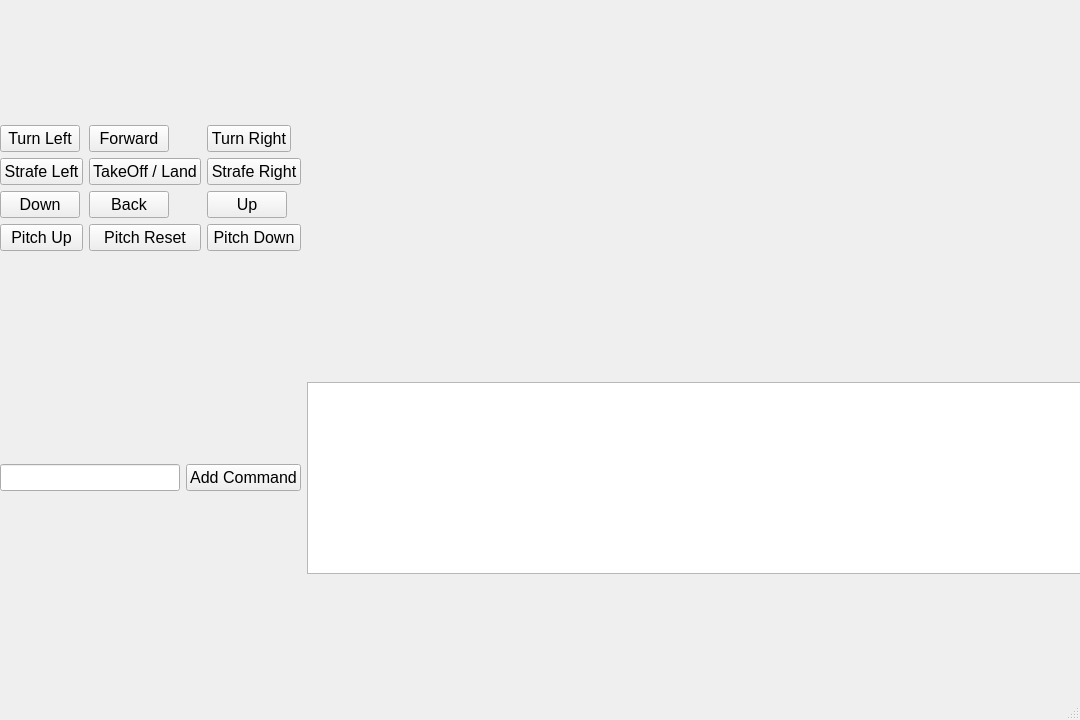
This is PySide2GUI/ui/WubaGUI.ui in vladosaurus/tello as Qt 5 draws it before an edit. The edited form follows.
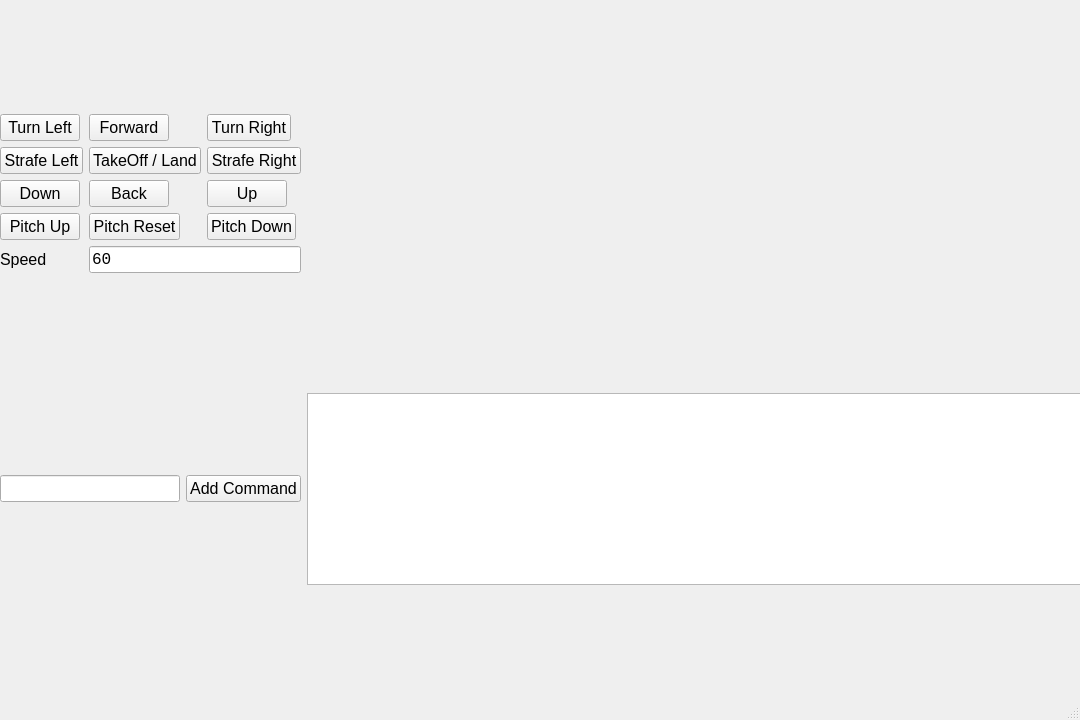
This is the edited form.

Commit message: Add speed text edit and remove pitch buttons

```diff
--- a/PySide2GUI/ui/WubaGUI.ui
+++ b/PySide2GUI/ui/WubaGUI.ui
@@ -157,6 +157,12 @@
        </item>
        <item row="3" column="0">
         <widget class="QPushButton" name="bPitchUp">
+         <property name="sizePolicy">
+          <sizepolicy hsizetype="Fixed" vsizetype="Fixed">
+           <horstretch>0</horstretch>
+           <verstretch>0</verstretch>
+          </sizepolicy>
+         </property>
          <property name="font">
           <font>
            <pointsize>12</pointsize>
@@ -220,6 +226,12 @@
        </item>
        <item row="3" column="2">
         <widget class="QPushButton" name="bPitchDown">
+         <property name="sizePolicy">
+          <sizepolicy hsizetype="Fixed" vsizetype="Fixed">
+           <horstretch>0</horstretch>
+           <verstretch>0</verstretch>
+          </sizepolicy>
+         </property>
          <property name="font">
           <font>
            <pointsize>12</pointsize>
@@ -235,6 +247,12 @@
        </item>
        <item row="3" column="1">
         <widget class="QPushButton" name="bPitchReset">
+         <property name="sizePolicy">
+          <sizepolicy hsizetype="Fixed" vsizetype="Fixed">
+           <horstretch>0</horstretch>
+           <verstretch>0</verstretch>
+          </sizepolicy>
+         </property>
          <property name="font">
           <font>
            <pointsize>12</pointsize>
@@ -296,6 +314,40 @@
          </property>
         </widget>
        </item>
+       <item row="4" column="1" colspan="2">
+        <widget class="QLineEdit" name="leSpeed">
+         <property name="sizePolicy">
+          <sizepolicy hsizetype="Minimum" vsizetype="Fixed">
+           <horstretch>0</horstretch>
+           <verstretch>0</verstretch>
+          </sizepolicy>
+         </property>
+         <property name="font">
+          <font>
+           <family>Courier New</family>
+           <pointsize>12</pointsize>
+          </font>
+         </property>
+         <property name="text">
+          <string>60</string>
+         </property>
+         <property name="alignment">
+          <set>Qt::AlignLeading|Qt::AlignLeft|Qt::AlignVCenter</set>
+         </property>
+        </widget>
+       </item>
+       <item row="4" column="0">
+        <widget class="QLabel" name="label">
+         <property name="font">
+          <font>
+           <pointsize>12</pointsize>
+          </font>
+         </property>
+         <property name="text">
+          <string>Speed</string>
+         </property>
+        </widget>
+       </item>
       </layout>
      </item>
      <item row="2" column="1">
```
The commit also changes 2 other files.
